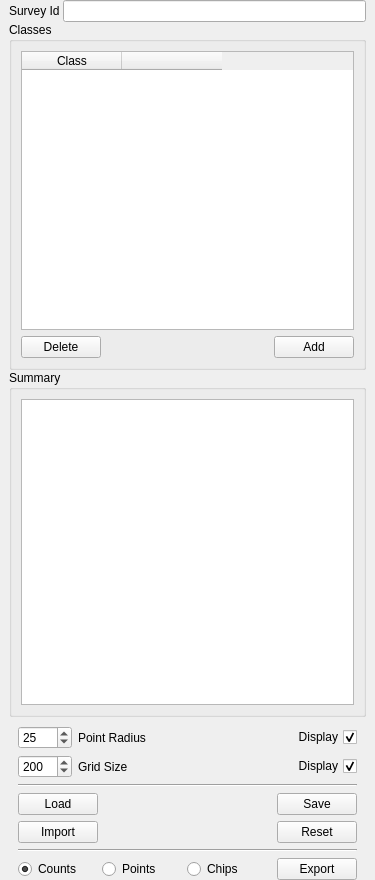
First picture: the form in ddg/point_widget.ui, repository persts/DotDotGoose, before the edit.
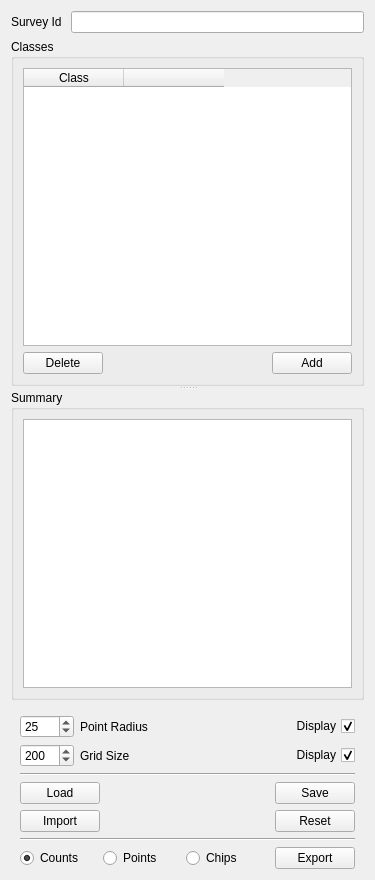
Second picture: the form after the edit. Icons and pictures are not drawn.

Commit message: Added splitter to point widget

```diff
--- a/ddg/point_widget.ui
+++ b/ddg/point_widget.ui
@@ -14,21 +14,6 @@
    <string>Form</string>
   </property>
   <layout class="QVBoxLayout" name="verticalLayout_4">
-   <property name="spacing">
-    <number>0</number>
-   </property>
-   <property name="leftMargin">
-    <number>9</number>
-   </property>
-   <property name="topMargin">
-    <number>0</number>
-   </property>
-   <property name="rightMargin">
-    <number>9</number>
-   </property>
-   <property name="bottomMargin">
-    <number>0</number>
-   </property>
    <item>
     <layout class="QHBoxLayout" name="horizontalLayout_4">
      <item>
@@ -44,6 +29,10 @@
     </layout>
    </item>
    <item>
+    <widget class="QSplitter" name="splitter">
+     <property name="orientation">
+      <enum>Qt::Vertical</enum>
+     </property>
     <widget class="QGroupBox" name="groupBoxClasses">
      <property name="title">
       <string>Classes</string>
@@ -134,8 +123,6 @@
       </item>
      </layout>
     </widget>
-   </item>
-   <item>
     <widget class="QGroupBox" name="groupBox">
      <property name="title">
       <string>Summary</string>
@@ -145,6 +132,7 @@
        <widget class="QTreeView" name="treeView"/>
       </item>
      </layout>
+     </widget>
     </widget>
    </item>
    <item>
```
Lines whose indentation alone changed are shown as unchanged.
